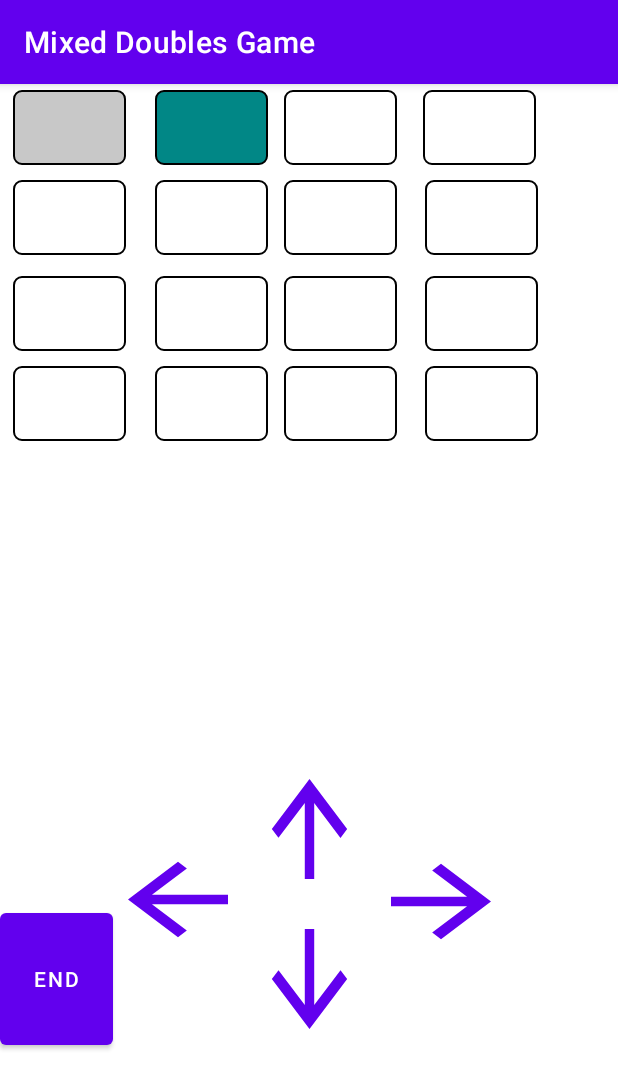
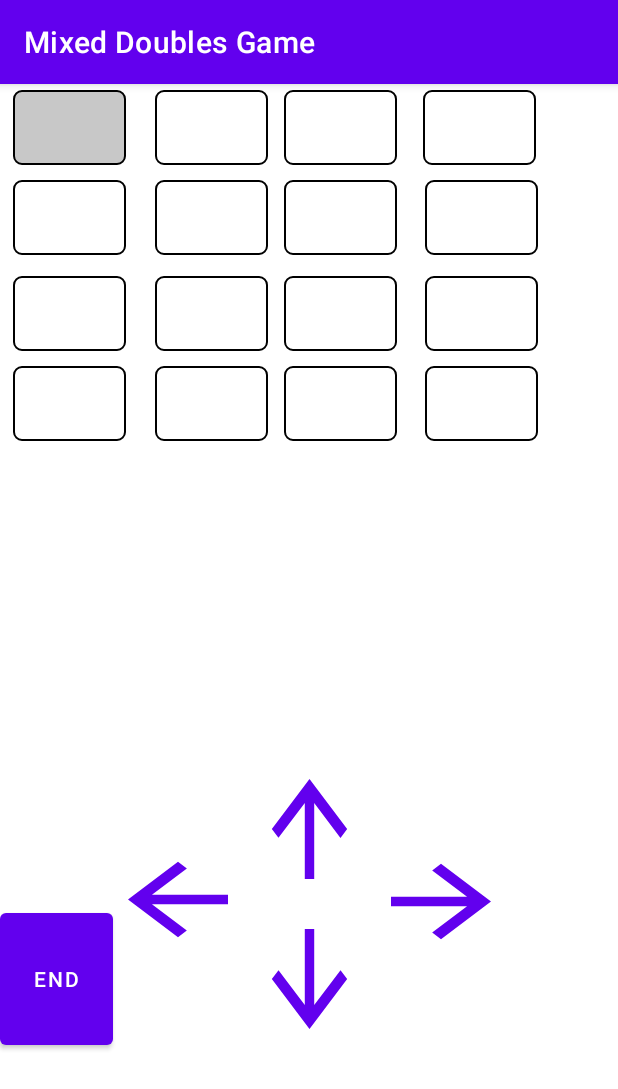
Before and after one commit to Bhawna-Ad/MixedDoublesGame, an Android app: the screen it shows after launch (MainActivity), on a phone screen of 412 x 824 dp. Shown: the top 1089 px of the screen. Run offline under Robolectric (Android 15) with nearby library versions, the light colour scheme and no system bars; our stand-ins replace data binding.

Commit message:
color changes based on value

```diff
--- /dev/null
+++ b/app/src/main/res/drawable/border3.xml
@@ -0,0 +1,21 @@
+<?xml version="1.0" encoding="utf-8"?>
+<shape xmlns:android="http://schemas.android.com/apk/res/android"
+    android:shape="rectangle" >
+
+    <!-- View background color -->
+    <solid
+        android:color="#ff3300" >
+    </solid>
+
+    <!-- View border color and width -->
+    <stroke
+        android:width="1dp"
+        android:color="@color/black" >
+    </stroke>
+
+    <!-- The radius makes the corners rounded -->
+    <corners
+        android:radius="5dp"   >
+    </corners>
+
+</shape>
--- a/app/src/main/res/layout/game_fragment.xml
+++ b/app/src/main/res/layout/game_fragment.xml
@@ -47,7 +47,7 @@
                app:layout_constraintHorizontal_bias="0.306"
                app:layout_constraintStart_toStartOf="parent"
                app:layout_constraintTop_toTopOf="parent"
-               android:background="@{(gameViewModel.dataObservable.get(0).get(1) == 4) ? @drawable/border1 : @drawable/border2}"
+               android:background="@{(gameViewModel.dataObservable.get(0).get(1) == 0) ? @drawable/border : ((gameViewModel.dataObservable.get(0).get(1) == 64 ) ? @drawable/border1 :  @drawable/border3) }"
                android:gravity="center" />
 
            <TextView
```
Also changed, not shown: app/src/main/res/drawable/border4.xml (added, +21 -0 lines), app/src/main/res/drawable/border5.xml (added, +21 -0 lines).
